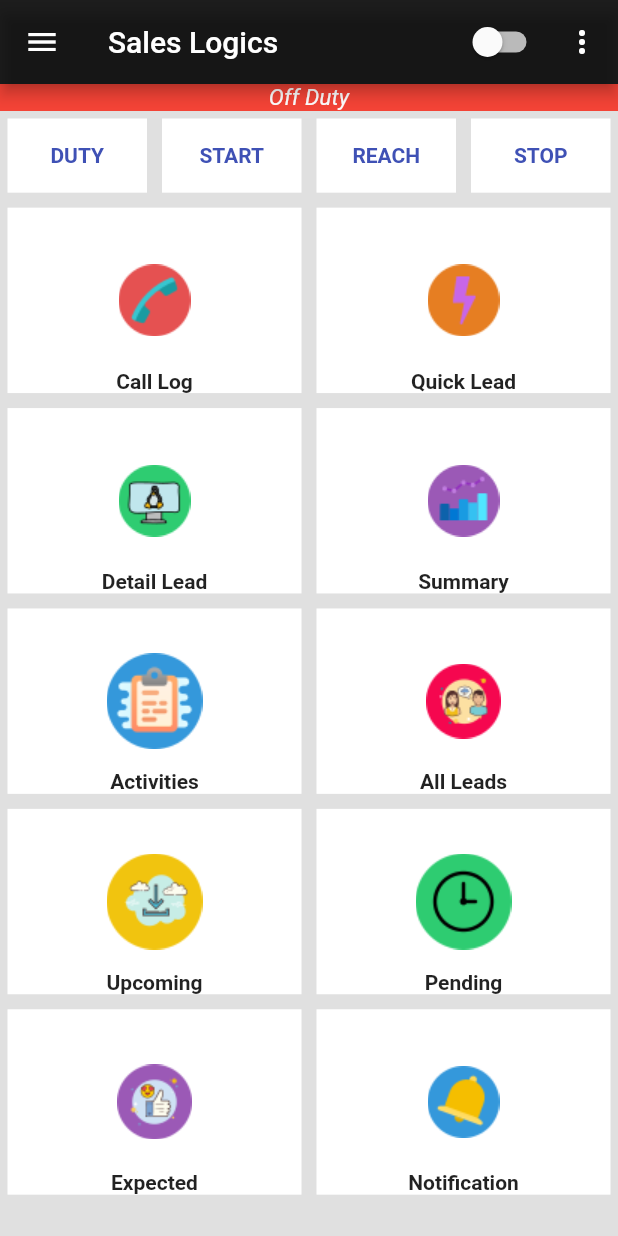
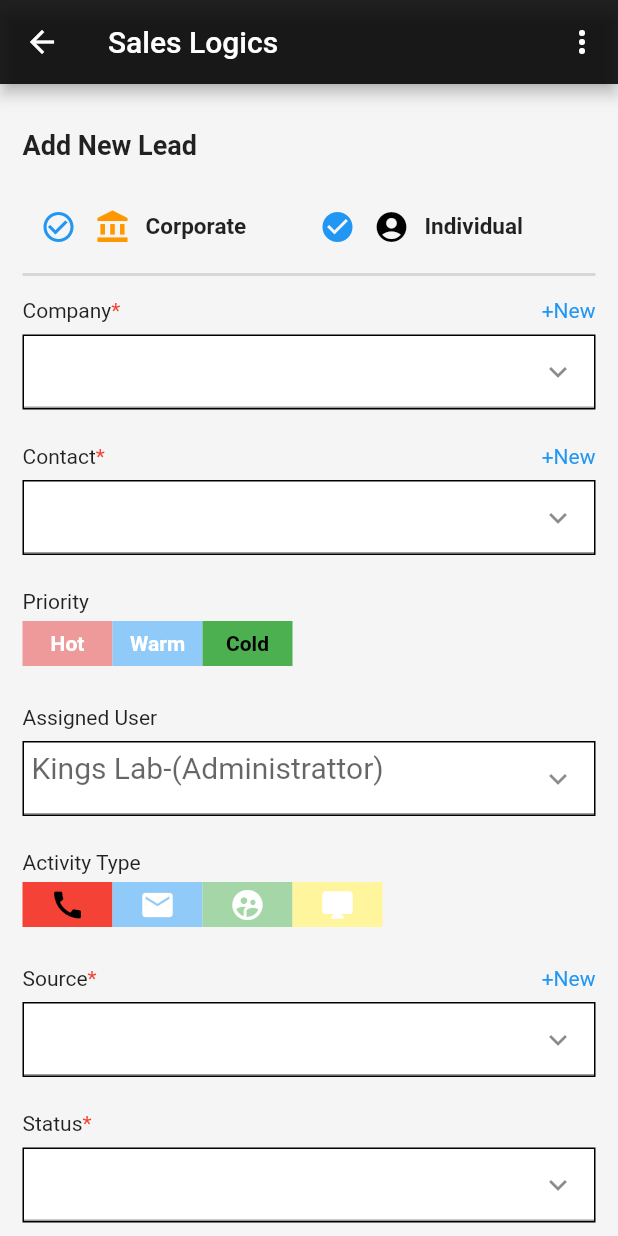
Before and after one commit to ani10sk/Kings-Lab-Project, a Flutter app: the Menu screen opened by its route, after a tap on "Detail Lead", on a phone screen of 412 x 824 dp. Run offline on Flutter 3.47's test engine with Material 2 defaults, Android fonts, the phone set to English and light mode, and no system bars; our stand-ins replace permission_handler; missing offline and left inert: call_log.

Commit message:
Fourth modification

```diff
--- a/lib/main.dart
+++ b/lib/main.dart
@@ -5,6 +5,7 @@ import './screens/menu.dart';
 import './providers/auth.dart';
 import './screens/clogs.dart';
 import './screens/quicklead.dart';
+import './screens/detaillead.dart';
 
 void main() {
   runApp(MyApp());
@@ -29,7 +30,8 @@ class MyApp extends StatelessWidget {
         routes:{
           Menu.rout:(ctx)=>Menu(),
           CLogs.rout:(ctx)=>CLogs(),
-          QuickLead.rout:(ctx)=>QuickLead()
+          QuickLead.rout:(ctx)=>QuickLead(),
+          DetailLead.rout:(ctx)=>DetailLead(),
         },
       ),
     );
--- /dev/null
+++ b/lib/screens/detaillead.dart
@@ -0,0 +1,238 @@
+import 'package:flutter/material.dart';
+import '../widgets/heading.dart';
+import '../widgets/input_box.dart';
+import '../widgets/priority.dart';
+import '../widgets/activities.dart';
+
+class DetailLead extends StatefulWidget{
+  static const rout='detaillead';
+  @override
+  _DetailLeadState createState() => _DetailLeadState();
+}
+
+class _DetailLeadState extends State<DetailLead> {
+  int typeOfuser=0;
+  void changeUser(){
+    if(typeOfuser==0){
+      setState(() {
+        typeOfuser=1;
+      });
+    }else{
+      setState(() {
+        typeOfuser=0;
+      });
+    }
+  }
+  int chosenpriority=3;
+  void changepriority(int value){
+    setState(() {
+      chosenpriority=value;
+    });
+  }
+  int chosenactivity=1;
+  void changeactivity(int value){
+    setState(() {
+      chosenactivity=value;
+    });
+  }
+  @override
+  Widget build(BuildContext context){
+    final wd=MediaQuery.of(context).size.width;
+    return Scaffold(
+      backgroundColor:Colors.grey[100],
+      appBar:AppBar(
+        backgroundColor:Colors.black87,
+        title:Text('Sales Logics'),
+        actions: <Widget>[
+          PopupMenuButton(
+            icon:Icon(Icons.more_vert),
+            itemBuilder:(_)=>[
+              PopupMenuItem(
+                child:Text('Sample 1'),
+                value:1,
+                ),
+              PopupMenuItem(
+                child:Text('Sample 2'),
+                value:2,
+                )
+            ],
+          )
+        ],
+      ),
+      body:SingleChildScrollView(
+        child:Padding(
+          padding:EdgeInsets.fromLTRB(15,20,15,20),
+          child: Column(
+            crossAxisAlignment:CrossAxisAlignment.start,
+            children: <Widget>[
+              Container(
+                margin:EdgeInsets.fromLTRB(0,10,0,20),
+                child:Text(
+                  'Add New Lead',style:TextStyle(
+                    fontSize:18,fontWeight:FontWeight.bold
+                  ),
+                )
+              ),
+              SizedBox(
+                width:wd-40,
+                child:Row(
+                  mainAxisAlignment:MainAxisAlignment.spaceBetween,
+                  children:[
+                    AddNew(1,'Corporate',Icons.account_balance,Colors.orange,changeUser,(wd-40)/2,typeOfuser),
+                    AddNew(0,'Individual',Icons.account_circle,Colors.black,changeUser,(wd-40)/2,typeOfuser),
+                  ]
+                )
+              ),
+              Divider(
+                thickness:2,
+              ),
+              Heading('Company',1,1),
+              InputBox(''),
+              Heading('Contact',1,1),
+              InputBox(''),
+              Heading('Priority',0,0),
+              SizedBox(
+                width:wd-40,
+                child:Row(
+                  children:[
+                    Priority(1,chosenpriority,changepriority),
+                    Priority(2,chosenpriority,changepriority),
+                    Priority(3,chosenpriority,changepriority)
+                  ]
+                )
+              ),
+              SizedBox(height:18),
+              Heading('Assigned User',0,0),
+              InputBox('Kings Lab-(Administrattor)'),
+              Heading('Activity Type',0,0),
+              SizedBox(
+                width:wd-40,
+                child:Row(
+                  children:[
+                    Activity(1,chosenactivity,changeactivity),
+                    Activity(2,chosenactivity,changeactivity),
+                    Activity(3,chosenactivity,changeactivity),
+                    Activity(4,chosenactivity,changeactivity)
+                  ]
+                )
+              ),
+              SizedBox(height:18),
+              Heading('Source',1,1),
+              InputBox(''),
+              Heading('Status',1,0),
+              InputBox(''),
+              Heading('Activity',1,0),
+              InputBox(''),
+              Heading('Follow Up',1,0),
+              InputBox('Date'),
+              Heading('Time',0,0),
+              InputBox('09:00 AM'),
+              Heading('Exp Closure',0,0),
+              InputBox('Date'),
+              Divider(
+                thickness:2
+              ),
+              Container(
+                width:wd,
+                alignment:Alignment.centerLeft,
+                child: Text(
+                  '[ 1 ]',style:TextStyle(
+                    color:Colors.grey,fontSize:35,fontWeight:FontWeight.bold
+                  )
+                ),
+              ),
+              Heading('Category',1,0),
+              InputBox(''),
+              Heading('Product Group',1,1),
+              InputBox(''),
+              Heading('Product Title',1,0),
+              InputBox('Product Title'),
+              Heading('Quantity',0,0),
+              InputBox('0'),
+              Heading('Unit Price',0,0),
+              InputBox('0'),
+              Heading('Sale Value',0,0),
+              InputBox('0'),
+              Heading('Tax %',1,1),
+              InputBox(''),
+              Heading('Tax Value',0,0),
+              InputBox('0'),
+              Heading('Gross Total',0,0),
+              InputBox('0'),
+              SizedBox(height:18),
+              Container(
+                height:60,
+                width:60,
+                color:Colors.blue,
+                child:Icon(
+                  Icons.add,color:Colors.white
+                )
+              ),
+              SizedBox(height:15),
+              Text('Comments',style:TextStyle(fontSize:15)),
+              SizedBox(height:8),
+              Container(
+                width:wd-40,
+                decoration:BoxDecoration(
+                  border:Border.all(
+                    color:Colors.black
+                  )
+                ),
+                child:TextField(
+                  maxLines:2,
+                  decoration:InputDecoration(
+                    hintText:'Comment',
+                    contentPadding:EdgeInsets.fromLTRB(10,0,0,0)
+                  ),
+                  textInputAction:TextInputAction.done,
+                )
+              )
+            ],
+          ),
+        )
+      ),
+    );
+  }
+}
+
+class AddNew extends StatelessWidget{
+  final int value;
+  final String cont;
+  final IconData icon;
+  final Color color;
+  final Function funct;
+  final double wd;
+  final int typeOfUser;
+  AddNew(
+    this.value,
+    this.cont,
+    this.icon,
+    this.color,
+    this.funct,
+    this.wd,
+    this.typeOfUser
+  );
+  @override
+  Widget build(BuildContext context){
+    return SizedBox(
+      width:wd,
+      child:Row(
+        children:[
+          IconButton(
+            icon:Icon(typeOfUser==value?Icons.check_circle:Icons.check_circle_outline,color:Colors.blue),
+            onPressed:funct
+          ),
+          Icon(icon,color:color),
+          Container(
+            margin:EdgeInsets.fromLTRB(10,0,0,0),
+            child:Text(
+              cont,style:TextStyle(
+                fontSize:15,fontWeight:FontWeight.bold
+              )
+            )
+          ),
+        ]
+      ),
+    );
+  }
+}
--- a/lib/screens/quicklead.dart
+++ b/lib/screens/quicklead.dart
@@ -44,7 +44,7 @@ class _QuickLeadState extends State<QuickLead> {
                 TableRow(
                   children:[
                     Box(20,10,10,10,'Phone Number',Colors.red,0),
-                    Box(10,10,20,10,'Location',Colors.black,0)
+                    Box(10,10,20,10,'Exp Closure Date',Colors.black,0)
                   ]
                 ),
                 TableRow(
@@ -57,13 +57,14 @@ class _QuickLeadState extends State<QuickLead> {
             ),
             AnimatedContainer(
               //color:Colors.red,
-              height:expAssignedUser==0?40:140,
+              height:expAssignedUser==0?40:150,
               margin:EdgeInsets.fromLTRB(20,20,20,20),
               duration:Duration(seconds:1),
               child:SizedBox(
-                height:expAssignedUser==0?40:140,
+                height:expAssignedUser==0?40:150,
                 width:wd-40,
                 child:ListView(
+                  physics:NeverScrollableScrollPhysics(),
                   children:[
                     Row(
                     mainAxisAlignment:MainAxisAlignment.center,
@@ -126,13 +127,14 @@ class _QuickLeadState extends State<QuickLead> {
             ),
             AnimatedContainer(
               //color:Colors.red,
-              height:expCategory==0?40:140,
+              height:expCategory==0?40:150,
               margin:EdgeInsets.fromLTRB(20,20,20,20),
               duration:Duration(seconds:1),
               child:SizedBox(
-                height:expCategory==0?40:140,
+                height:expCategory==0?40:150,
                 width:wd-40,
                 child:ListView(
+                  physics:NeverScrollableScrollPhysics(),
                   children:[
                     Row(
                     mainAxisAlignment:MainAxisAlignment.center,
@@ -195,13 +197,14 @@ class _QuickLeadState extends State<QuickLead> {
             ),
             AnimatedContainer(
               //color:Colors.red,
-              height:expGroup==0?40:140,
+              height:expGroup==0?40:150,
               margin:EdgeInsets.fromLTRB(20,20,20,20),
               duration:Duration(seconds:1),
               child:SizedBox(
-                height:expGroup==0?40:140,
+                height:expGroup==0?40:150,
                 width:wd-40,
                 child:ListView(
+                  physics:NeverScrollableScrollPhysics(),
                   children:[
                     Row(
                     mainAxisAlignment:MainAxisAlignment.center,
--- /dev/null
+++ b/lib/widgets/activities.dart
@@ -0,0 +1,36 @@
+import 'package:flutter/material.dart';
+
+class Activity extends StatelessWidget {
+  Map<int,dynamic> data={
+    1:[Icons.call,Colors.red,Colors.red[200]],
+    2:[Icons.mail,Colors.blue,Colors.blue[200]],
+    3:[Icons.supervised_user_circle,Colors.green,Colors.green[200]],
+    4:[Icons.desktop_mac,Colors.yellow,Colors.yellow[200]]
+  };
+  final int priority;
+  final int chosen;
+  final Function func;
+  Activity(
+    this.priority,
+    this.chosen,
+    this.func
+  );
+
+  @override
+  Widget build(BuildContext context) {
+    return InkWell(
+      onTap:()=>func(priority),
+      child:Container(
+        width:60,
+        height:30,
+        alignment:Alignment.center,
+        decoration:BoxDecoration(
+          color:priority==chosen?data[priority][1]:data[priority][2]
+        ),
+        child:Icon(
+          data[priority][0],color:priority==chosen?Colors.black:Colors.white,
+        )
+      )
+    );
+  }
+}
--- a/lib/widgets/element.dart
+++ b/lib/widgets/element.dart
@@ -1,6 +1,7 @@
 import 'package:flutter/material.dart';
 import '../screens/clogs.dart';
 import '../screens/quicklead.dart';
+import '../screens/detaillead.dart';
 
 class Ele extends StatelessWidget{
   final double wd;
@@ -15,6 +16,8 @@ class Ele extends StatelessWidget{
           Navigator.of(context).pushNamed(CLogs.rout);
         }else if(cont=='Quick Lead'){
           Navigator.of(context).pushNamed(QuickLead.rout);
+        }else if(cont=='Detail Lead'){
+          Navigator.of(context).pushNamed(DetailLead.rout);
         }
       },
       child:Container(
--- /dev/null
+++ b/lib/widgets/heading.dart
@@ -0,0 +1,36 @@
+import 'package:flutter/material.dart';
+
+class Heading extends StatelessWidget {
+  final String cont;
+  final int star;
+  final int newt;
+
+  Heading(
+    this.cont,
+    this.star,
+    this.newt
+  );
+
+  @override
+  Widget build(BuildContext context) {
+    return Container(
+      padding:EdgeInsets.fromLTRB(0,8,0,5),
+      child:SizedBox(
+        child:Row(
+          children:[
+            Text(
+              cont
+            ),
+            Text(
+              star==1?'*':'',style:TextStyle(color:Colors.red)
+            ),
+            Expanded(child:SizedBox()),
+            Text(
+              newt==1?'+New':'',style:TextStyle(color:Colors.blue),
+            )
+          ]
+        )
+      )
+    );
+  }
+}
--- /dev/null
+++ b/lib/widgets/input_box.dart
@@ -0,0 +1,28 @@
+import 'package:flutter/material.dart';
+
+class InputBox extends StatelessWidget {
+  final String cont;
+  InputBox(this.cont);
+
+  @override
+  Widget build(BuildContext context) {
+    return Container(
+      margin:EdgeInsets.fromLTRB(0,3,0,15),
+      decoration:BoxDecoration(
+        border:Border.all(
+          color:Colors.black
+        ),
+        color:Colors.white
+      ),
+      child:TextField(
+        style:TextStyle(fontSize:20),
+        decoration:InputDecoration(
+          hintText:cont,
+          contentPadding:EdgeInsets.all(5),
+          suffixIcon: Icon(Icons.keyboard_arrow_down)
+        ),
+        textInputAction:TextInputAction.done,
+      )
+    );
+  }
+}
--- /dev/null
+++ b/lib/widgets/priority.dart
@@ -0,0 +1,35 @@
+import 'package:flutter/material.dart';
+
+class Priority extends StatelessWidget {
+  Map<int,dynamic> data={
+    1:['Hot',Colors.red,Colors.red[200]],
+    2:['Warm',Colors.blue,Colors.blue[200]],
+    3:['Cold',Colors.green,Colors.green[200]],
+  };
+  final int priority;
+  final int chosen;
+  final Function func;
+  Priority(
+    this.priority,
+    this.chosen,
+    this.func
+  );
+
+  @override
+  Widget build(BuildContext context) {
+    return InkWell(
+      onTap:()=>func(priority),
+      child:Container(
+        width:60,
+        height:30,
+        alignment:Alignment.center,
+        decoration:BoxDecoration(
+          color:priority==chosen?data[priority][1]:data[priority][2]
+        ),
+        child:Text(
+          data[priority][0],style:TextStyle(color:priority==chosen?Colors.black:Colors.white,fontWeight:FontWeight.bold)
+        )
+      )
+    );
+  }
+}
```
